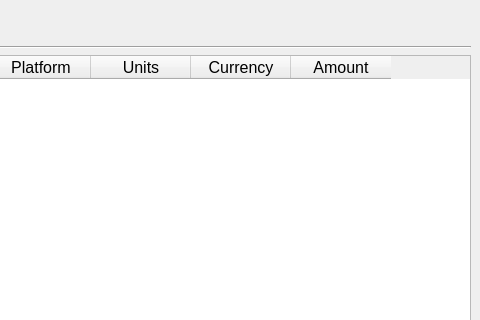
Above: src/ui/transaction_history.ui from IsaacCheng9/trading-portfolio-tracker before the change; both pictures show x 520 to 1000 and y 0 to 320 of the 1000 by 800 pixel window. Below: the same form after it.
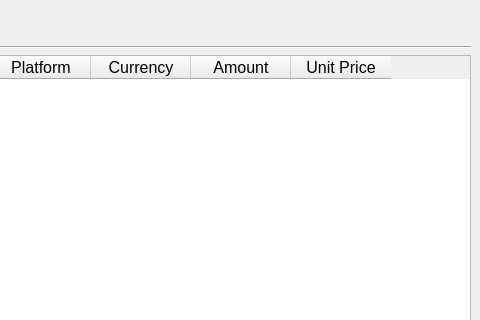
That is the form after the change.

Commit message: Change column 'Units' -> 'Unit Price'

```diff
--- a/src/ui/transaction_history.ui
+++ b/src/ui/transaction_history.ui
@@ -132,11 +132,6 @@
         <string>Platform</string>
        </property>
       </column>
-      <column>
-       <property name="text">
-        <string>Units</string>
-       </property>
-      </column>
       <column>
        <property name="text">
         <string>Currency</string>
@@ -147,6 +142,11 @@
         <string>Amount</string>
        </property>
       </column>
+      <column>
+       <property name="text">
+        <string>Unit Price</string>
+       </property>
+      </column>
      </widget>
     </item>
     <item>
```
The commit also changes 1 other file.
